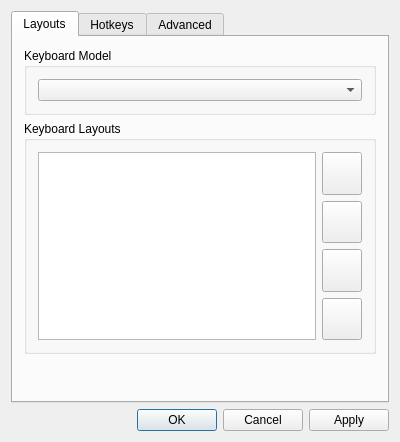
Before: the Qt Designer form window.ui in MX-Linux/system-keyboard-qt, drawn with Qt 5.
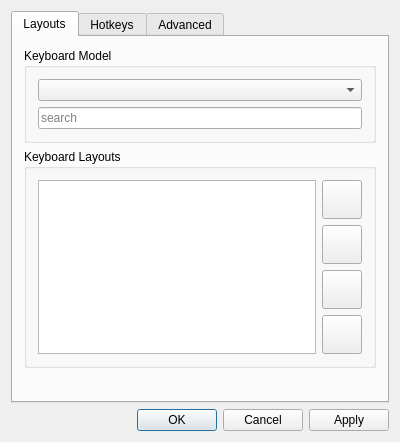
After: the same form once the commit is applied. Icons and pictures are not drawn.

Commit message: Add search box for models

```diff
--- a/window.ui
+++ b/window.ui
@@ -37,6 +37,28 @@
           <item>
            <widget class="QComboBox" name="comboBox_KeyboardModel"/>
           </item>
+          <item>
+           <widget class="QLineEdit" name="lineEdit_Search">
+            <property name="autoFillBackground">
+             <bool>false</bool>
+            </property>
+            <property name="inputMask">
+             <string/>
+            </property>
+            <property name="text">
+             <string/>
+            </property>
+            <property name="dragEnabled">
+             <bool>false</bool>
+            </property>
+            <property name="placeholderText">
+             <string>search</string>
+            </property>
+            <property name="clearButtonEnabled">
+             <bool>true</bool>
+            </property>
+           </widget>
+          </item>
          </layout>
         </widget>
        </item>
```
Left out of the diff: 9 changed lines with no effect on the pictures. The commit also changes 2 other files.
